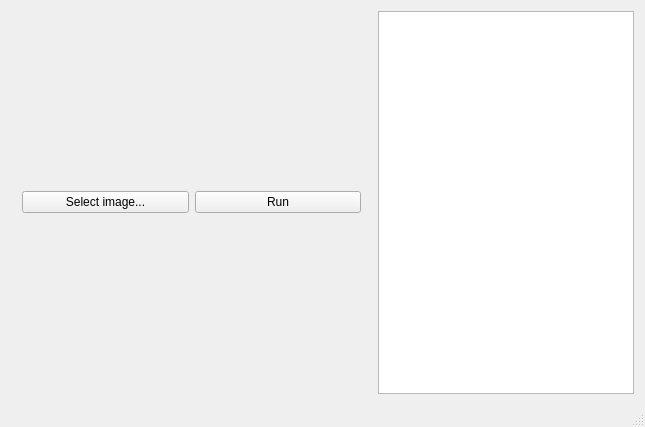
Svjatogor/chip_client, file mainwindow.ui: the form before one commit.
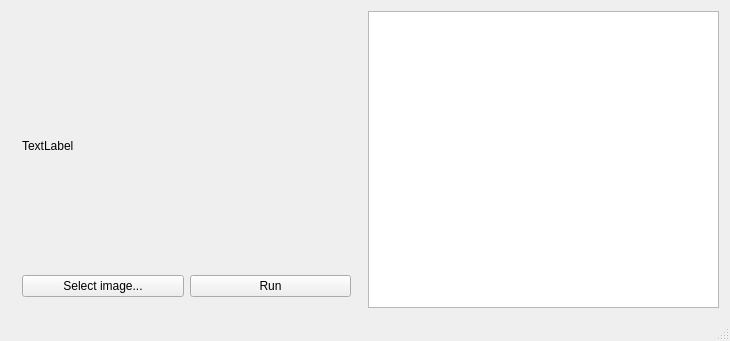
The form after the commit. The open tabs and pages were chosen to show the change.

Patch:
```diff
--- a/mainwindow.ui
+++ b/mainwindow.ui
@@ -6,18 +6,16 @@
    <rect>
     <x>0</x>
     <y>0</y>
-    <width>645</width>
-    <height>427</height>
+    <width>730</width>
+    <height>341</height>
    </rect>
   </property>
   <property name="windowTitle">
    <string>MainWindow</string>
   </property>
   <widget class="QWidget" name="centralWidget">
-   <layout class="QGridLayout" name="gridLayout">
+   <layout class="QGridLayout" name="gridLayout_2">
     <item row="0" column="0">
-     <layout class="QHBoxLayout" name="horizontalLayout_2">
-      <item>
        <widget class="QStackedWidget" name="stackedWidget">
         <property name="currentIndex">
          <number>0</number>
@@ -34,8 +32,23 @@
          </layout>
         </widget>
         <widget class="QWidget" name="page_2">
-         <layout class="QGridLayout" name="gridLayout_2">
+       <layout class="QGridLayout" name="gridLayout">
           <item row="0" column="0">
+         <layout class="QVBoxLayout" name="verticalLayout">
+          <item>
+           <widget class="QLabel" name="labelImage">
+            <property name="minimumSize">
+             <size>
+              <width>5</width>
+              <height>5</height>
+             </size>
+            </property>
+            <property name="text">
+             <string>TextLabel</string>
+            </property>
+           </widget>
+          </item>
+          <item>
            <layout class="QHBoxLayout" name="horizontalLayout">
             <item>
              <widget class="QPushButton" name="selectImgButton">
@@ -54,20 +67,26 @@
            </layout>
           </item>
          </layout>
+        </item>
+       </layout>
         </widget>
        </widget>
       </item>
-      <item>
+    <item row="0" column="1">
        <widget class="QPlainTextEdit" name="logsText">
+      <property name="minimumSize">
+       <size>
+        <width>300</width>
+        <height>0</height>
+       </size>
+      </property>
         <property name="maximumSize">
          <size>
-          <width>256</width>
+        <width>500</width>
           <height>16777215</height>
          </size>
         </property>
        </widget>
-      </item>
-     </layout>
     </item>
    </layout>
   </widget>
```
Left out of the diff: 17 changed lines with no effect on the pictures. Lines whose indentation alone changed are shown as unchanged.
